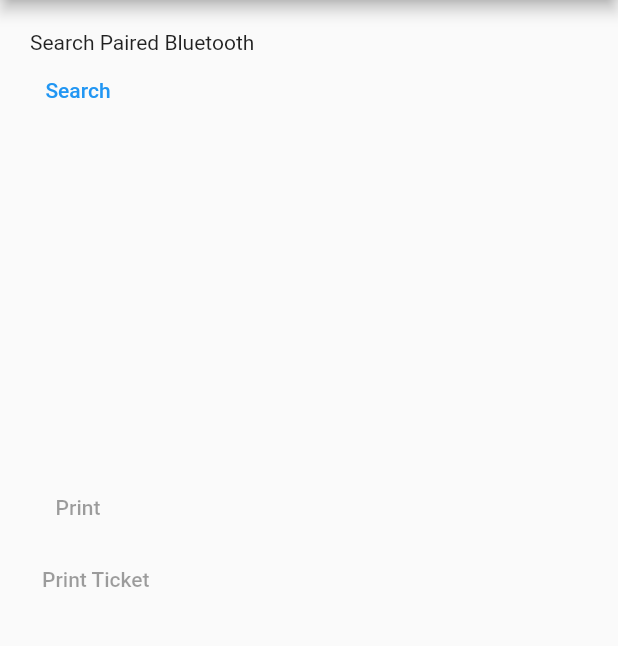
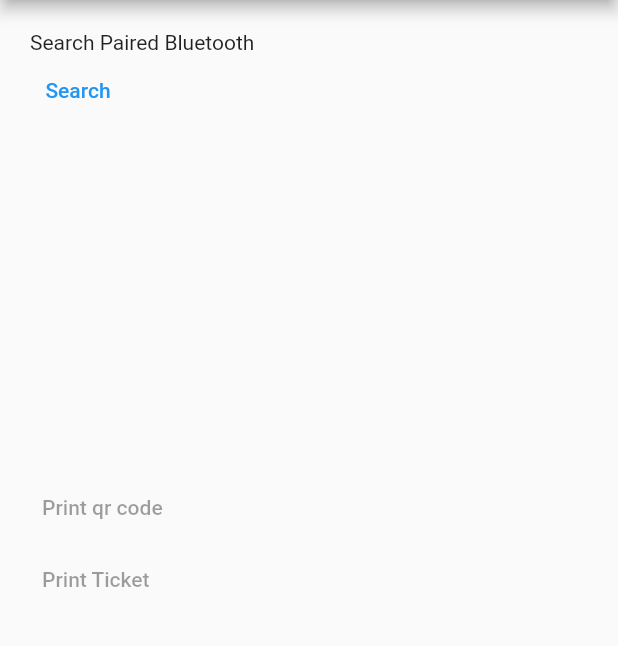
Before and after one commit to Brian1011/flutter_bluetooth_thermal_printer, a Flutter app: the screen it shows after launch, on a phone screen of 412 x 824 dp, the part 84-730 px from its top. Run offline on Flutter 3.47's test engine with Material 2 defaults, Android fonts, the phone set to English and light mode, and no system bars; our stand-ins replace qr_flutter; missing offline and left inert: barcode_image, bluetooth_thermal_printer, esc_pos_utils.

Commit message:
rename to qr code

```diff
--- a/lib/bluetooth_thermal_printer_screen.dart
+++ b/lib/bluetooth_thermal_printer_screen.dart
@@ -187,7 +187,7 @@ class _BlueToothThermalScreenState extends State<BlueToothThermalScreen> {
               ),
               TextButton(
                 onPressed: connected ? printGraphics : null,
-                child: const Text("Print"),
+                child: const Text("Print qr code"),
               ),
               TextButton(
                 onPressed: connected ? printTicket : null,
```
